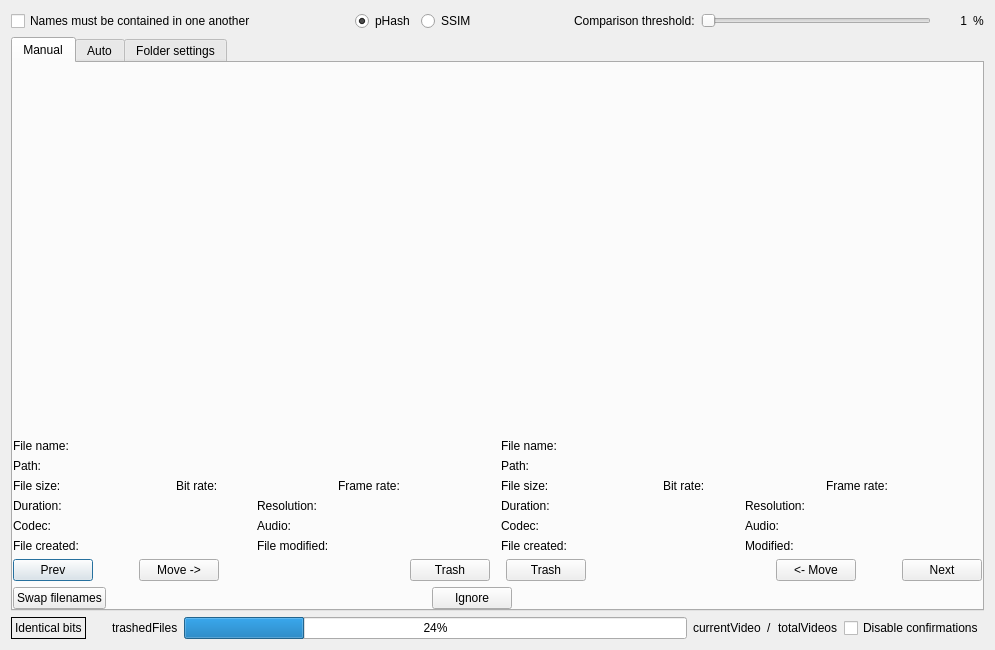
First picture: the form in QtProject/app/comparison.ui, repository theophanemayaud/video-simili-duplicate-cleaner, before the edit.
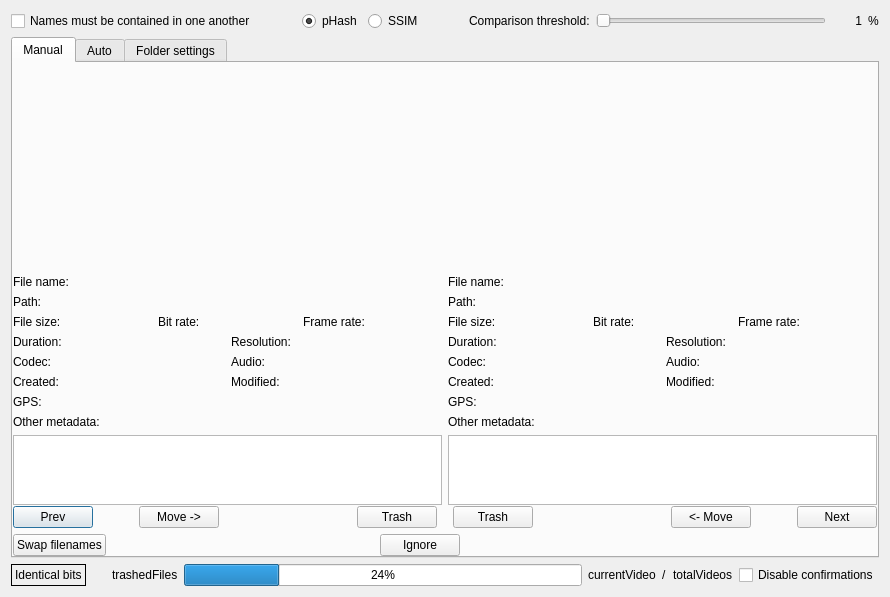
Second picture: the form after the edit. Custom widgets are drawn as their Qt base class.

Commit message: feat(comparison): add GPS and other ffmpeg metadata (#148)

Diff of the .ui file:
```diff
--- a/QtProject/app/comparison.ui
+++ b/QtProject/app/comparison.ui
@@ -6,8 +6,8 @@
    <rect>
     <x>0</x>
     <y>0</y>
-    <width>995</width>
-    <height>650</height>
+    <width>890</width>
+    <height>597</height>
    </rect>
   </property>
   <property name="windowTitle">
@@ -139,8 +139,8 @@
      </property>
      <property name="minimumSize">
       <size>
-       <width>100</width>
-       <height>100</height>
+       <width>500</width>
+       <height>500</height>
       </size>
      </property>
      <property name="currentIndex">
@@ -184,7 +184,7 @@
              <item>
               <widget class="ClickableLabel" name="leftImage" native="true">
                <property name="sizePolicy">
-                <sizepolicy hsizetype="Preferred" vsizetype="Expanding">
+                <sizepolicy hsizetype="Preferred" vsizetype="MinimumExpanding">
                  <horstretch>0</horstretch>
                  <verstretch>0</verstretch>
                 </sizepolicy>
@@ -279,11 +279,11 @@
               </layout>
              </item>
              <item>
-              <layout class="QGridLayout" name="gridLayoutLeftSizeBrFr">
-               <item row="2" column="3">
-                <layout class="QHBoxLayout" name="horizontalLayoutLeftFrameRate">
+              <layout class="QGridLayout" name="gridLayout_leftSizeBitFrame">
+               <item row="2" column="1">
+                <layout class="QHBoxLayout" name="horizontalLayoutLeftBitRate">
                  <item>
-                  <widget class="QLabel" name="labelLeftFrameRate">
+                  <widget class="QLabel" name="labelLeftBitRate">
                    <property name="sizePolicy">
                     <sizepolicy hsizetype="Maximum" vsizetype="Fixed">
                      <horstretch>0</horstretch>
@@ -291,12 +291,12 @@
                     </sizepolicy>
                    </property>
                    <property name="text">
-                    <string>Frame rate:</string>
+                    <string>Bit rate:</string>
                    </property>
                   </widget>
                  </item>
                  <item>
-                  <widget class="QLabel" name="leftFrameRate">
+                  <widget class="QLabel" name="leftBitRate">
                    <property name="sizePolicy">
                     <sizepolicy hsizetype="Ignored" vsizetype="Fixed">
                      <horstretch>0</horstretch>
@@ -310,7 +310,7 @@
                  </item>
                 </layout>
                </item>
-               <item row="2" column="1">
+               <item row="2" column="0">
                 <layout class="QHBoxLayout" name="horizontalLayoutLeftFileSize">
                  <item>
                   <widget class="QLabel" name="labelLeftFileSize">
@@ -341,9 +341,9 @@
                 </layout>
                </item>
                <item row="2" column="2">
-                <layout class="QHBoxLayout" name="horizontalLayoutLeftBitRate">
+                <layout class="QHBoxLayout" name="horizontalLayoutLeftFrameRate">
                  <item>
-                  <widget class="QLabel" name="labelLeftBitRate">
+                  <widget class="QLabel" name="labelLeftFrameRate">
                    <property name="sizePolicy">
                     <sizepolicy hsizetype="Maximum" vsizetype="Fixed">
                      <horstretch>0</horstretch>
@@ -351,12 +351,12 @@
                     </sizepolicy>
                    </property>
                    <property name="text">
-                    <string>Bit rate:</string>
+                    <string>Frame rate:</string>
                    </property>
                   </widget>
                  </item>
                  <item>
-                  <widget class="QLabel" name="leftBitRate">
+                  <widget class="QLabel" name="leftFrameRate">
                    <property name="sizePolicy">
                     <sizepolicy hsizetype="Ignored" vsizetype="Fixed">
                      <horstretch>0</horstretch>
@@ -373,7 +373,10 @@
               </layout>
              </item>
              <item>
-              <layout class="QGridLayout" name="gridLayoutLeftDetails" rowstretch="0,0,0,0,0,0" rowminimumheight="0,0,0,0,0,0">
+              <layout class="QGridLayout" name="gridLayout_LeftDetails" rowstretch="0,0,0,0,0,0" rowminimumheight="0,0,0,0,0,0">
+               <property name="sizeConstraint">
+                <enum>QLayout::SizeConstraint::SetDefaultConstraint</enum>
+               </property>
                <property name="topMargin">
                 <number>0</number>
                </property>
@@ -451,7 +454,7 @@
                     </sizepolicy>
                    </property>
                    <property name="text">
-                    <string>File created:</string>
+                    <string>Created:</string>
                    </property>
                   </widget>
                  </item>
@@ -541,7 +544,7 @@
                     </sizepolicy>
                    </property>
                    <property name="text">
-                    <string>File modified:</string>
+                    <string>Modified:</string>
                    </property>
                   </widget>
                  </item>
@@ -562,6 +565,81 @@
                </item>
               </layout>
              </item>
+             <item>
+              <layout class="QHBoxLayout" name="horizontalLayout_leftGps">
+               <item>
+                <widget class="QLabel" name="labelLeftGps">
+                 <property name="sizePolicy">
+                  <sizepolicy hsizetype="Preferred" vsizetype="Fixed">
+                   <horstretch>0</horstretch>
+                   <verstretch>0</verstretch>
+                  </sizepolicy>
+                 </property>
+                 <property name="text">
+                  <string>GPS:</string>
+                 </property>
+                </widget>
+               </item>
+               <item>
+                <widget class="QLabel" name="leftGpsCoordinates">
+                 <property name="sizePolicy">
+                  <sizepolicy hsizetype="Expanding" vsizetype="Fixed">
+                   <horstretch>0</horstretch>
+                   <verstretch>0</verstretch>
+                  </sizepolicy>
+                 </property>
+                 <property name="text">
+                  <string/>
+                 </property>
+                </widget>
+               </item>
+              </layout>
+             </item>
+             <item>
+              <layout class="QVBoxLayout" name="verticalLayout_leftMetadata">
+               <property name="spacing">
+                <number>1</number>
+               </property>
+               <item>
+                <widget class="QLabel" name="label_leftMetadata">
+                 <property name="sizePolicy">
+                  <sizepolicy hsizetype="Minimum" vsizetype="Fixed">
+                   <horstretch>0</horstretch>
+                   <verstretch>0</verstretch>
+                  </sizepolicy>
+                 </property>
+                 <property name="text">
+                  <string>Other metadata:</string>
+                 </property>
+                </widget>
+               </item>
+               <item>
+                <widget class="QTextEdit" name="textEdit_leftMetadata">
+                 <property name="sizePolicy">
+                  <sizepolicy hsizetype="Expanding" vsizetype="MinimumExpanding">
+                   <horstretch>0</horstretch>
+                   <verstretch>0</verstretch>
+                  </sizepolicy>
+                 </property>
+                 <property name="minimumSize">
+                  <size>
+                   <width>0</width>
+                   <height>70</height>
+                  </size>
+                 </property>
+                 <property name="maximumSize">
+                  <size>
+                   <width>16777215</width>
+                   <height>60</height>
+                  </size>
+                 </property>
+                 <property name="readOnly">
+                  <bool>true</bool>
+                 </property>
+                </widget>
+               </item>
+              </layout>
+             </item>
             </layout>
            </item>
            <item>
@@ -572,7 +650,7 @@
              <item>
               <widget class="ClickableLabel" name="rightImage" native="true">
                <property name="sizePolicy">
-                <sizepolicy hsizetype="Preferred" vsizetype="Expanding">
+                <sizepolicy hsizetype="Preferred" vsizetype="MinimumExpanding">
                  <horstretch>0</horstretch>
                  <verstretch>0</verstretch>
                 </sizepolicy>
@@ -836,7 +914,7 @@
                     </sizepolicy>
                    </property>
                    <property name="text">
-                    <string>File created:</string>
+                    <string>Created:</string>
                    </property>
                   </widget>
                  </item>
@@ -947,6 +1025,78 @@
                </item>
               </layout>
              </item>
+             <item>
+              <layout class="QHBoxLayout" name="horizontalLayout_rightGps">
+               <item>
+                <widget class="QLabel" name="labelRightGps">
+                 <property name="sizePolicy">
+                  <sizepolicy hsizetype="Preferred" vsizetype="Fixed">
+                   <horstretch>0</horstretch>
+                   <verstretch>0</verstretch>
+                  </sizepolicy>
+                 </property>
+                 <property name="text">
+                  <string>GPS:</string>
+                 </property>
+                </widget>
+               </item>
+               <item>
+                <widget class="QLabel" name="rightGpsCoordinates">
+                 <property name="sizePolicy">
+                  <sizepolicy hsizetype="Expanding" vsizetype="Fixed">
+                   <horstretch>0</horstretch>
+                   <verstretch>0</verstretch>
+                  </sizepolicy>
+                 </property>
+                 <property name="text">
+                  <string/>
+                 </property>
+                </widget>
+               </item>
+              </layout>
+             </item>
+             <item>
+              <layout class="QVBoxLayout" name="verticalLayout_rightMetadata">
+               <property name="spacing">
+                <number>1</number>
+               </property>
+               <item>
+                <widget class="QLabel" name="label_rightMetadata">
+                 <property name="sizePolicy">
+                  <sizepolicy hsizetype="Minimum" vsizetype="Fixed">
+                   <horstretch>0</horstretch>
+                   <verstretch>0</verstretch>
+                  </sizepolicy>
+                 </property>
+                 <property name="text">
+                  <string>Other metadata:</string>
+                 </property>
+                </widget>
+               </item>
+               <item>
+                <widget class="QTextEdit" name="textEdit_rightMetadata">
+                 <property name="sizePolicy">
+                  <sizepolicy hsizetype="Expanding" vsizetype="MinimumExpanding">
+                   <horstretch>0</horstretch>
+                   <verstretch>0</verstretch>
+                  </sizepolicy>
+                 </property>
+                 <property name="minimumSize">
+                  <size>
+                   <width>0</width>
+                   <height>70</height>
+                  </size>
+                 </property>
+                 <property name="maximumSize">
+                  <size>
+                   <width>16777215</width>
+                   <height>60</height>
+                  </size>
+                 </property>
+                </widget>
+               </item>
+              </layout>
+             </item>
             </layout>
            </item>
           </layout>
```
Left out of the diff: 100 changed lines with no effect on the pictures. The commit also changes 5 other files.
